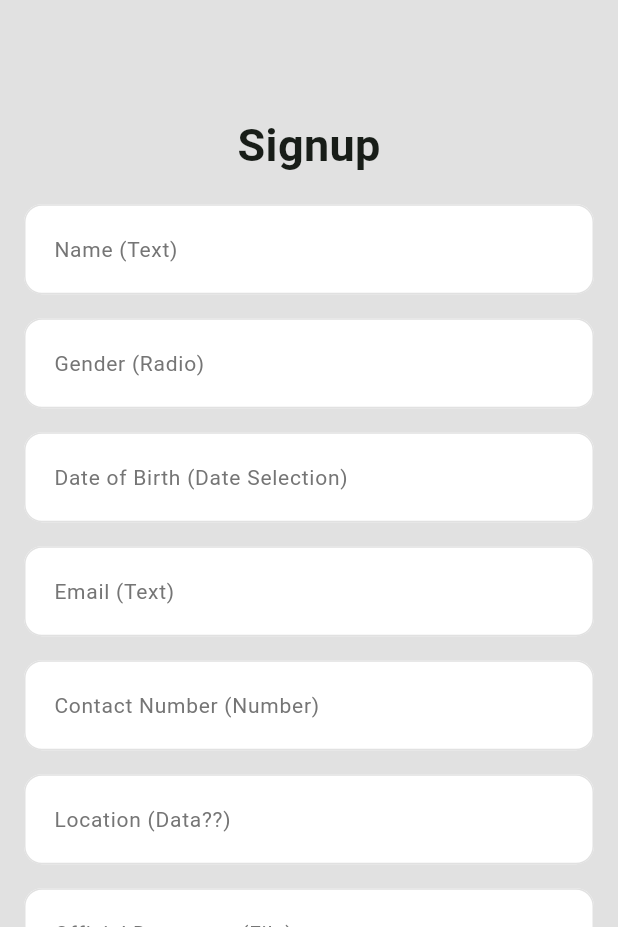
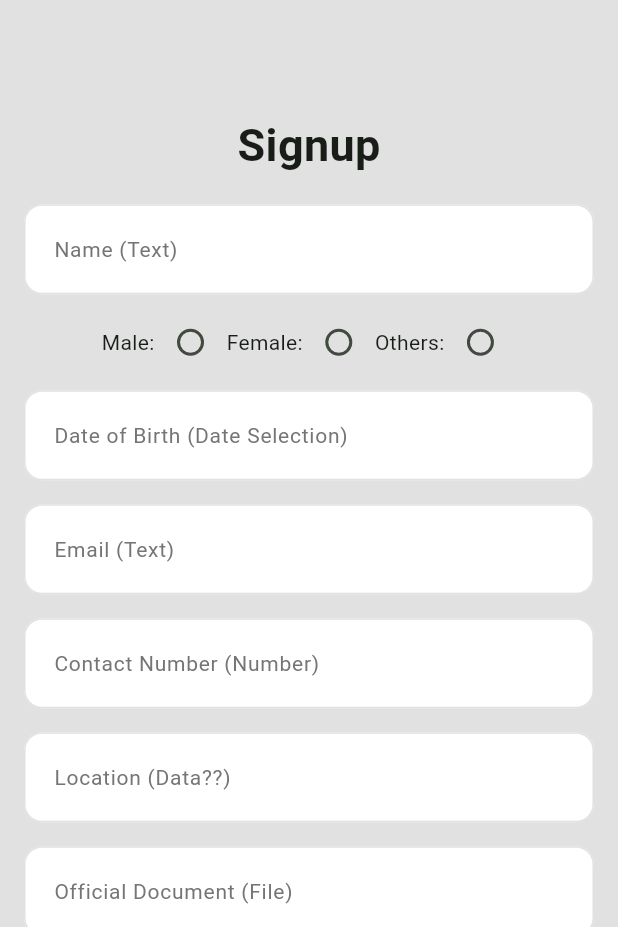
Before and after one commit to umangsthav2/GharSewa, a Flutter app: the SignupScreen screen opened directly, on a phone screen of 412 x 824 dp, the part 309-1236 px from its top. Run offline on Flutter 3.47's test engine with Material 3 defaults, Android fonts, the phone set to English and light mode, and no system bars; our stand-ins replace carousel_slider; network calls fail.

Commit message:
Recommit:Improved app code

```diff
--- a/gharsewa/lib/screens/SignupScreen.dart
+++ b/gharsewa/lib/screens/SignupScreen.dart
@@ -12,6 +12,8 @@ class SignupScreen extends StatefulWidget {
 }
 
 class SignupState extends State<SignupScreen> {
+  String? selectedGender;
+
   @override
   Widget build(BuildContext bc) {
     return Scaffold(
@@ -28,7 +30,20 @@ class SignupState extends State<SignupScreen> {
             ),
             const SizedBox(height: 10),
             GSTextField(placeholder: "Name (Text)", value: null),
-            GSTextField(placeholder: "Gender (Radio)", value: null),
+            // GSTextField(placeholder: "Gender (Radio)", value: null),
+            Column(children:[
+                Row(
+                  mainAxisAlignment: MainAxisAlignment.center,
+                  children: [
+                  Text("Male:"),
+                  Radio(value: "Male",groupValue:selectedGender,onChanged: (String? value){setState(() {selectedGender=value;debugPrint(selectedGender);});}),
+                  Text("Female:"),
+                  Radio(value: "Female",groupValue:selectedGender,onChanged: (String? value){setState(() {selectedGender=value;debugPrint(selectedGender);});}),
+                  Text("Others:"),
+                  Radio(value: "Others",groupValue:selectedGender,onChanged: (String? value){setState(() {selectedGender=value;debugPrint(selectedGender);});}),
+                ],)
+              ],
+            ),
             GSTextField(
               placeholder: "Date of Birth (Date Selection)",
               value: null,
```
Also changed, not shown: gharsewa/lib/screens/PostDetail.dart (+2 -8 lines).
